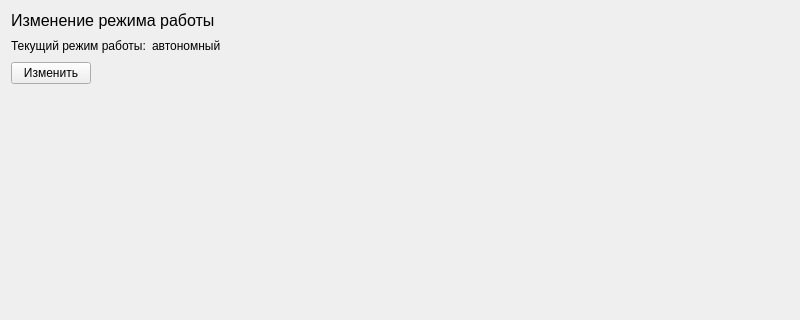
Old version of the form panels/WorkModePanel.ui in the repository m6v/sobol; both pictures show x 0 to 800 and y 0 to 320 of the 800 by 600 pixel window.
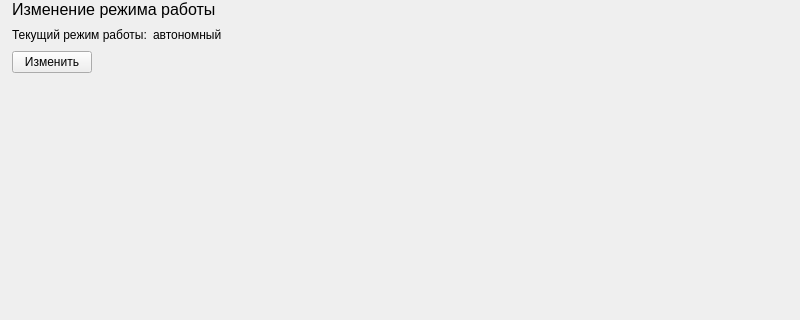
New version of the form.

Patch:
```diff
--- a/panels/WorkModePanel.ui
+++ b/panels/WorkModePanel.ui
@@ -13,7 +13,19 @@
   <property name="windowTitle">
    <string>Form</string>
   </property>
-  <layout class="QVBoxLayout" name="verticalLayout">
+  <layout class="QVBoxLayout" name="verticalLayout_2">
+   <property name="leftMargin">
+    <number>0</number>
+   </property>
+   <property name="topMargin">
+    <number>0</number>
+   </property>
+   <property name="rightMargin">
+    <number>0</number>
+   </property>
+   <property name="bottomMargin">
+    <number>0</number>
+   </property>
    <item>
     <widget class="QLabel" name="label_1">
      <property name="font">
@@ -21,13 +33,24 @@
        <pointsize>12</pointsize>
       </font>
      </property>
+     <property name="styleSheet">
+      <string notr="true">margin-left: 8px;</string>
+     </property>
      <property name="text">
       <string>Изменение режима работы</string>
      </property>
     </widget>
    </item>
    <item>
+    <layout class="QVBoxLayout" name="verticalLayout">
+     <property name="leftMargin">
+      <number>12</number>
+     </property>
+     <item>
     <layout class="QHBoxLayout" name="horizontalLayout">
+       <property name="leftMargin">
+        <number>0</number>
+       </property>
      <item>
       <widget class="QLabel" name="mode_label">
        <property name="text">
@@ -70,6 +93,8 @@
      </property>
     </widget>
    </item>
+    </layout>
+   </item>
    <item>
     <spacer name="verticalSpacer">
      <property name="orientation">
@@ -77,8 +102,8 @@
      </property>
      <property name="sizeHint" stdset="0">
       <size>
-       <width>17</width>
-       <height>432</height>
+       <width>14</width>
+       <height>507</height>
       </size>
      </property>
     </spacer>
```
Lines whose indentation alone changed are shown as unchanged.
